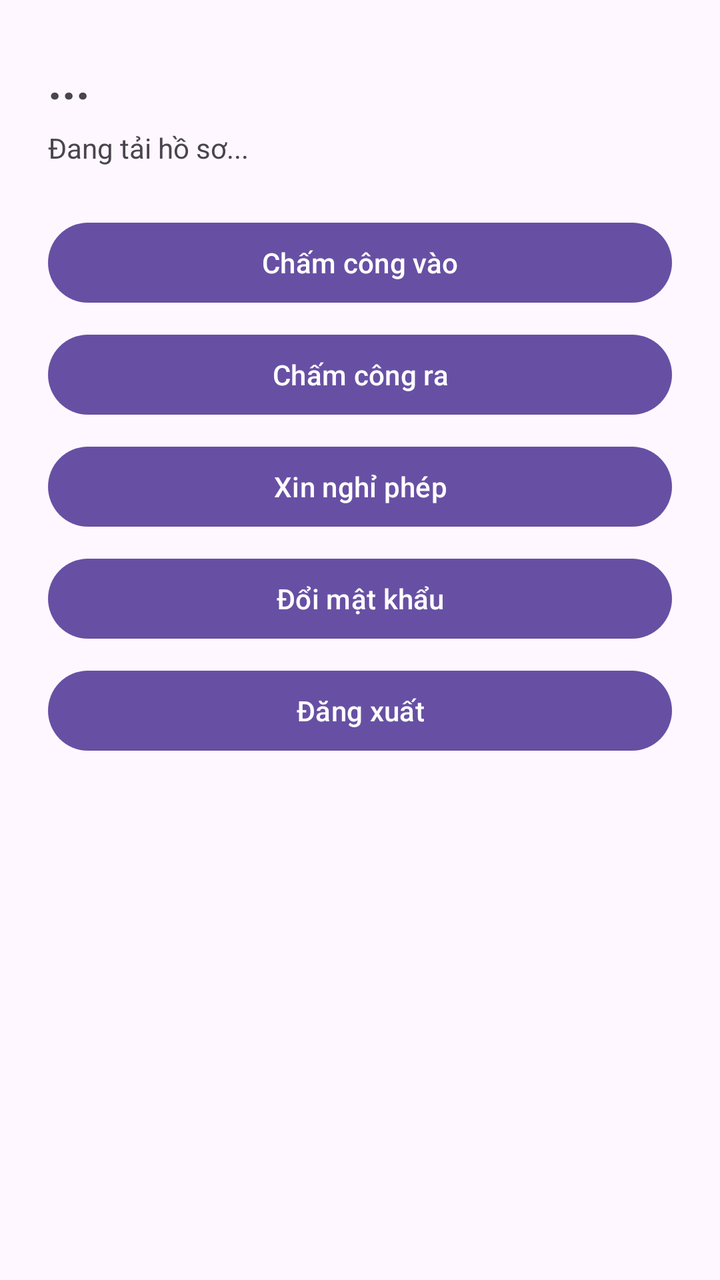
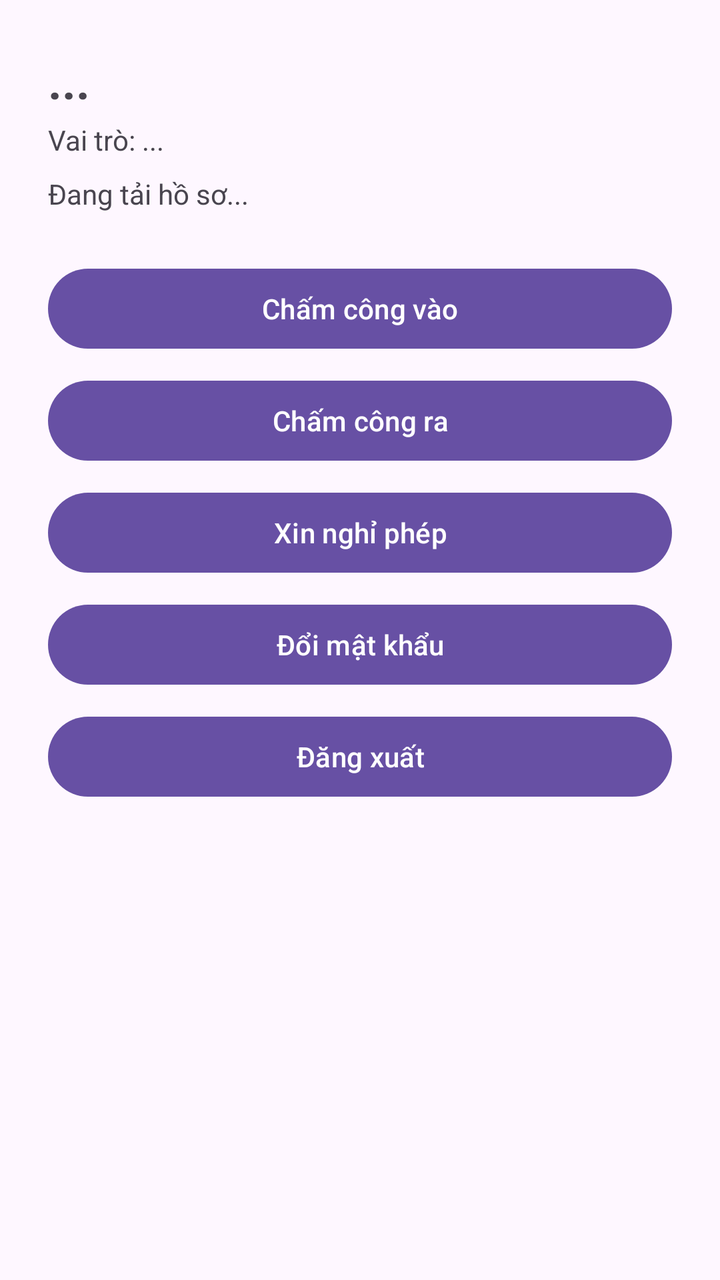

Compare the two renders of this Android layout. The source of the first and the diff that turns it into the second are given below.
<!-- AndroidManifest.xml: application theme Theme.Employeemanagementapp -->
<!-- res/layout/activity_employee.xml -->
<?xml version="1.0" encoding="utf-8"?>
<ScrollView xmlns:android="http://schemas.android.com/apk/res/android"
    android:layout_width="match_parent"
    android:layout_height="match_parent">

    <LinearLayout
        android:layout_width="match_parent"
        android:layout_height="wrap_content"
        android:orientation="vertical"
        android:padding="24dp">

        <TextView
            android:id="@+id/tvEmpName"
            android:layout_width="wrap_content"
            android:layout_height="wrap_content"
            android:text="..."
            android:textSize="24sp"
            android:textStyle="bold"
            android:layout_marginBottom="8dp"/>

        <TextView
            android:id="@+id/tvEmpInfo"
            android:layout_width="match_parent"
            android:layout_height="wrap_content"
            android:text="Đang tải hồ sơ..."
            android:layout_marginBottom="16dp"/>

        <Button
            android:id="@+id/btnCheckIn"
            android:layout_width="match_parent"
            android:layout_height="wrap_content"
            android:text="Chấm công vào"
            android:layout_marginTop="8dp"/>

        <Button
            android:id="@+id/btnCheckOut"
            android:layout_width="match_parent"
            android:layout_height="wrap_content"
            android:text="Chấm công ra"
            android:layout_marginTop="8dp"/>

        <Button
            android:id="@+id/btnMyLeave"
            android:layout_width="match_parent"
            android:layout_height="wrap_content"
            android:text="Xin nghỉ phép"
            android:layout_marginTop="8dp"/>

        <Button
            android:id="@+id/btnEmpChangePass"
            android:layout_width="match_parent"
            android:layout_height="wrap_content"
            android:text="Đổi mật khẩu"
            android:layout_marginTop="8dp"/>

        <Button
            android:id="@+id/btnEmpLogout"
            android:layout_width="match_parent"
            android:layout_height="wrap_content"
            android:text="Đăng xuất"
            android:layout_marginTop="8dp"/>

    </LinearLayout>
</ScrollView>
<!-- resources referenced by this layout -->
<resources>
  <style name="Theme.Employeemanagementapp" parent="Base.Theme.Employeemanagementapp" />
  <style name="Base.Theme.Employeemanagementapp" parent="Theme.Material3.DayNight.NoActionBar">
          
          
      </style>
</resources>

<!-- the commit's change to res/layout/activity_employee.xml (unified diff, before → after) -->
@@ -16,6 +16,13 @@
             android:text="..."
             android:textSize="24sp"
             android:textStyle="bold"
+            android:layout_marginBottom="4dp"/>
+
+        <TextView
+            android:id="@+id/tvEmpRole"
+            android:layout_width="wrap_content"
+            android:layout_height="wrap_content"
+            android:text="Vai trò: ..."
             android:layout_marginBottom="8dp"/>
 
         <TextView
